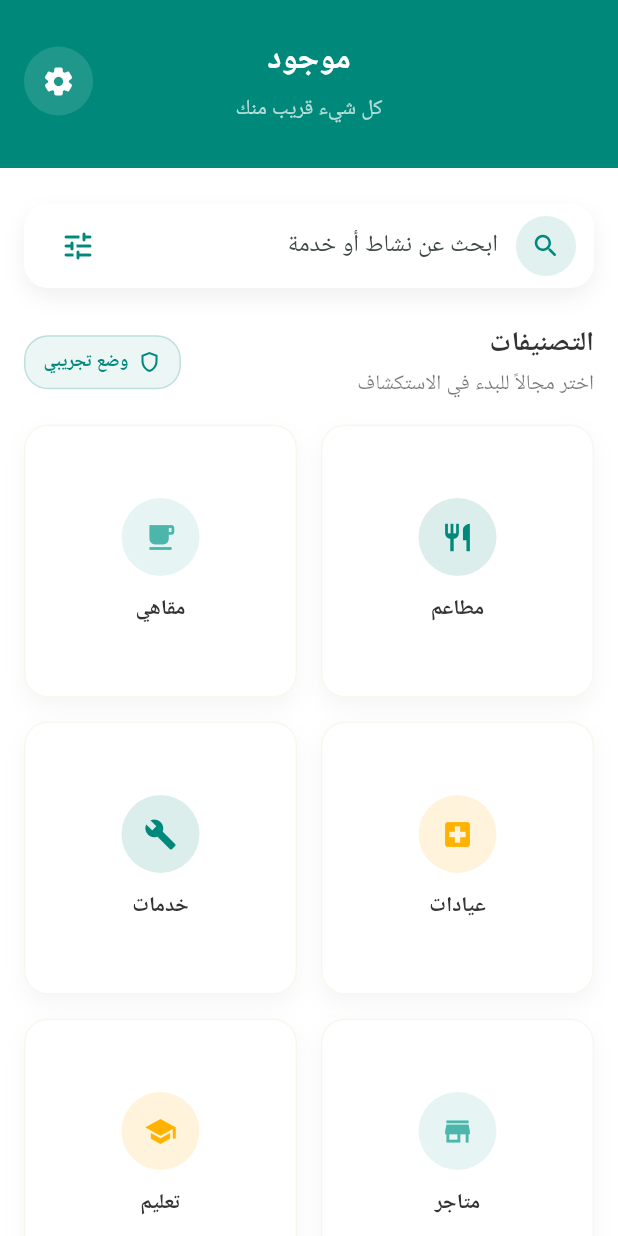
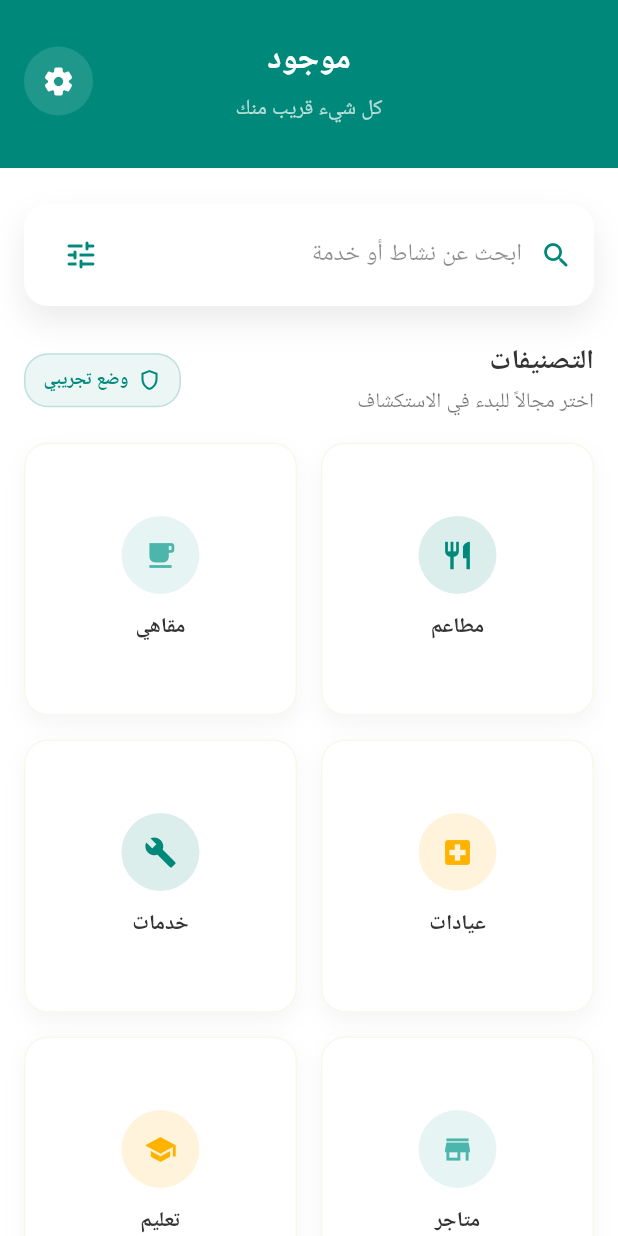
Before and after one commit to kezar0001-cpu/Mawjood, a Flutter app: the screen it shows after launch, on a phone screen of 412 x 824 dp. Run offline on Flutter 3.47's test engine with Material 3 defaults, Android fonts, the light colour scheme and no system bars; our stand-ins replace cached_network_image, google_fonts, supabase_flutter; accounts and stored records are empty; Roboto replaces fonts that are missing (Cairo).

Commit message:
Enhance home search bar styling

```diff
--- a/lib/screens/home_screen.dart
+++ b/lib/screens/home_screen.dart
@@ -75,47 +75,52 @@ class _HomeScreenState extends State<HomeScreen> {
 
   /// Redesigned search bar with rounded corners, subtle shadow, and themed icon.
   Widget _buildSearchBar() {
-    return Container(
+    return SizedBox(
+      width: double.infinity,
+      child: Container(
         decoration: BoxDecoration(
           color: Colors.white,
           borderRadius: BorderRadius.circular(16),
           boxShadow: [
             BoxShadow(
-            color: Colors.black.withOpacity(0.06),
-            blurRadius: 12,
-            offset: const Offset(0, 6),
+              color: Colors.black.withOpacity(0.08),
+              blurRadius: 18,
+              offset: const Offset(0, 10),
             ),
           ],
         ),
-      padding: const EdgeInsets.symmetric(horizontal: 12, vertical: 4),
+        padding: const EdgeInsetsDirectional.fromSTEB(14, 10, 14, 10),
         child: Row(
           children: [
-          Container(
-            decoration: BoxDecoration(
-              color: AppColors.primary.withOpacity(0.12),
-              shape: BoxShape.circle,
-            ),
-            padding: const EdgeInsets.all(10),
-            child: const Icon(Icons.search_rounded, color: AppColors.primary, size: 20),
-          ),
+            const Icon(Icons.search_rounded, color: AppColors.primary, size: 22),
             const SizedBox(width: 12),
             Expanded(
               child: TextField(
                 controller: _searchController,
                 textAlign: TextAlign.right,
                 onSubmitted: _openSearch,
-              decoration: const InputDecoration(
+                onChanged: (value) => setState(() {}),
+                decoration: InputDecoration(
                   hintText: AppText.searchHint,
+                  hintStyle: TextStyle(
+                    color: Colors.black.withOpacity(0.45),
+                    fontWeight: FontWeight.w400,
+                  ),
                   border: InputBorder.none,
                   isDense: true,
+                  contentPadding: const EdgeInsets.symmetric(vertical: 4),
                 ),
               ),
             ),
             IconButton(
+              padding: const EdgeInsets.all(8),
+              constraints: const BoxConstraints(),
               icon: const Icon(Icons.tune_rounded, color: AppColors.primary),
               onPressed: () => _openSearch(_searchController.text),
+              tooltip: AppText.searchHint,
             ),
           ],
+        ),
       ),
     );
   }
```
Lines whose indentation alone changed are shown as unchanged.
